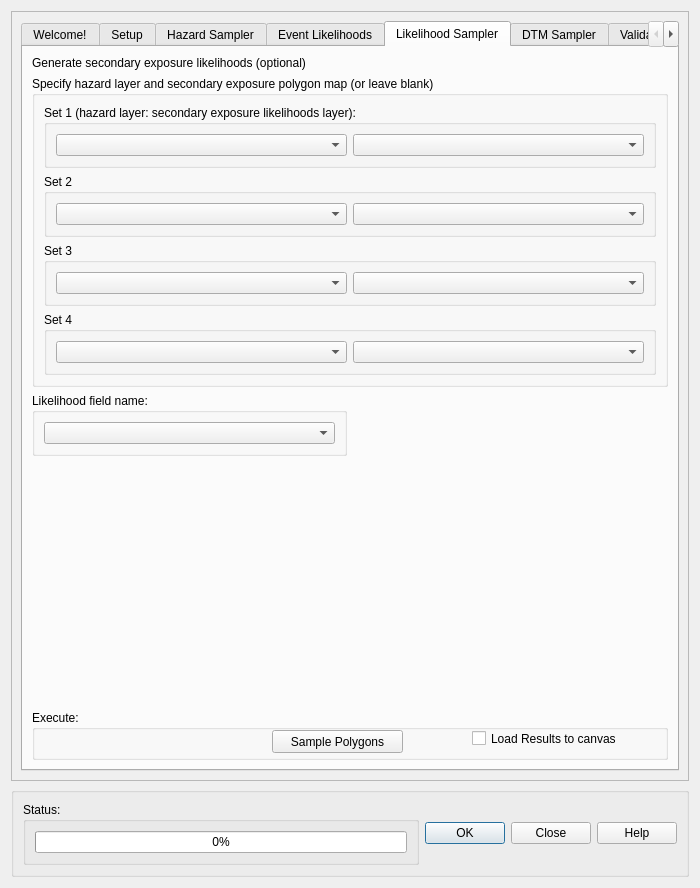
Qt form canflood_inprep/ProjectDataPrep/ProjectDataPrepDialog_Base.ui (NRCan/CanFlood) before a commit.
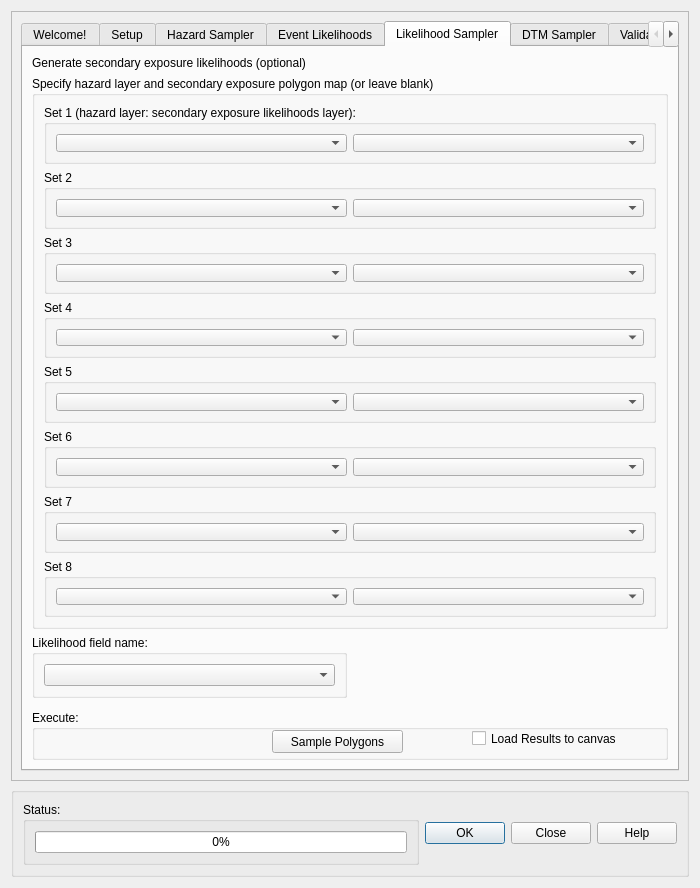
The same form after that commit. The open tabs and pages were chosen to show the change. Custom widgets are drawn as their Qt base class.

The edit to the form file:
```diff
--- a/canflood_inprep/ProjectDataPrep/ProjectDataPrepDialog_Base.ui
+++ b/canflood_inprep/ProjectDataPrep/ProjectDataPrepDialog_Base.ui
@@ -1800,6 +1800,106 @@
                 </layout>
                </widget>
               </item>
+              <item>
+               <widget class="QGroupBox" name="groupBox_23">
+                <property name="sizePolicy">
+                 <sizepolicy hsizetype="Expanding" vsizetype="Minimum">
+                  <horstretch>0</horstretch>
+                  <verstretch>0</verstretch>
+                 </sizepolicy>
+                </property>
+                <property name="title">
+                 <string>Set 5</string>
+                </property>
+                <layout class="QHBoxLayout" name="horizontalLayout_8">
+                 <item>
+                  <widget class="QgsMapLayerComboBox" name="MLCB_LS1_event_6">
+                   <property name="currentText">
+                    <string extracomment="hazard raster"/>
+                   </property>
+                  </widget>
+                 </item>
+                 <item>
+                  <widget class="QgsMapLayerComboBox" name="MLCB_LS1_lpol_6"/>
+                 </item>
+                </layout>
+               </widget>
+              </item>
+              <item>
+               <widget class="QGroupBox" name="groupBox_24">
+                <property name="sizePolicy">
+                 <sizepolicy hsizetype="Expanding" vsizetype="Minimum">
+                  <horstretch>0</horstretch>
+                  <verstretch>0</verstretch>
+                 </sizepolicy>
+                </property>
+                <property name="title">
+                 <string>Set 6</string>
+                </property>
+                <layout class="QHBoxLayout" name="horizontalLayout_9">
+                 <item>
+                  <widget class="QgsMapLayerComboBox" name="MLCB_LS1_event_7">
+                   <property name="currentText">
+                    <string extracomment="hazard raster"/>
+                   </property>
+                  </widget>
+                 </item>
+                 <item>
+                  <widget class="QgsMapLayerComboBox" name="MLCB_LS1_lpol_7"/>
+                 </item>
+                </layout>
+               </widget>
+              </item>
+              <item>
+               <widget class="QGroupBox" name="groupBox_22">
+                <property name="sizePolicy">
+                 <sizepolicy hsizetype="Expanding" vsizetype="Minimum">
+                  <horstretch>0</horstretch>
+                  <verstretch>0</verstretch>
+                 </sizepolicy>
+                </property>
+                <property name="title">
+                 <string>Set 7</string>
+                </property>
+                <layout class="QHBoxLayout" name="horizontalLayout_3">
+                 <item>
+                  <widget class="QgsMapLayerComboBox" name="MLCB_LS1_event_2">
+                   <property name="currentText">
+                    <string extracomment="hazard raster"/>
+                   </property>
+                  </widget>
+                 </item>
+                 <item>
+                  <widget class="QgsMapLayerComboBox" name="MLCB_LS1_lpol_2"/>
+                 </item>
+                </layout>
+               </widget>
+              </item>
+              <item>
+               <widget class="QGroupBox" name="groupBox_25">
+                <property name="sizePolicy">
+                 <sizepolicy hsizetype="Expanding" vsizetype="Minimum">
+                  <horstretch>0</horstretch>
+                  <verstretch>0</verstretch>
+                 </sizepolicy>
+                </property>
+                <property name="title">
+                 <string>Set 8</string>
+                </property>
+                <layout class="QHBoxLayout" name="horizontalLayout_10">
+                 <item>
+                  <widget class="QgsMapLayerComboBox" name="MLCB_LS1_event_8">
+                   <property name="currentText">
+                    <string extracomment="hazard raster"/>
+                   </property>
+                  </widget>
+                 </item>
+                 <item>
+                  <widget class="QgsMapLayerComboBox" name="MLCB_LS1_lpol_8"/>
+                 </item>
+                </layout>
+               </widget>
+              </item>
              </layout>
             </widget>
            </item>
```
